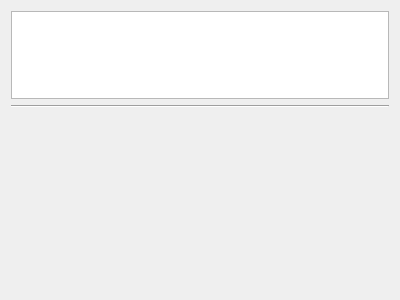
Above: Lib/Gui/LayersView.ui from vfdev-5/GeoImageViewer before the change. Below: the same form after it.
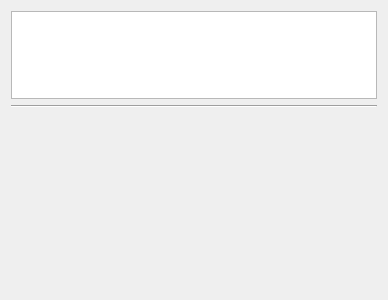
That is the form after the change. Custom widgets are drawn as their Qt base class.

Commit message: - Application window policy changed - Histogram renderer view work for gray-scale images

Patch:
```diff
--- a/Lib/Gui/LayersView.ui
+++ b/Lib/Gui/LayersView.ui
@@ -6,16 +6,34 @@
    <rect>
     <x>0</x>
     <y>0</y>
-    <width>400</width>
+    <width>388</width>
     <height>300</height>
    </rect>
   </property>
+  <property name="sizePolicy">
+   <sizepolicy hsizetype="Maximum" vsizetype="Preferred">
+    <horstretch>0</horstretch>
+    <verstretch>0</verstretch>
+   </sizepolicy>
+  </property>
+  <property name="minimumSize">
+   <size>
+    <width>0</width>
+    <height>0</height>
+   </size>
+  </property>
   <property name="windowTitle">
    <string> Layers browser</string>
   </property>
   <layout class="QVBoxLayout" name="verticalLayout" stretch="1,0,2">
    <item>
     <widget class="Gui::LayersListWidget" name="_layers">
+     <property name="sizePolicy">
+      <sizepolicy hsizetype="Preferred" vsizetype="Preferred">
+       <horstretch>0</horstretch>
+       <verstretch>0</verstretch>
+      </sizepolicy>
+     </property>
      <property name="acceptDrops">
       <bool>false</bool>
      </property>
@@ -62,7 +80,14 @@
     </widget>
    </item>
    <item>
-    <widget class="Gui::PropertyEditor" name="_editor" native="true"/>
+    <widget class="Gui::PropertyEditor" name="_editor" native="true">
+     <property name="sizePolicy">
+      <sizepolicy hsizetype="Preferred" vsizetype="Preferred">
+       <horstretch>0</horstretch>
+       <verstretch>0</verstretch>
+      </sizepolicy>
+     </property>
+    </widget>
    </item>
   </layout>
  </widget>
```
The commit also changes 18 other files.
